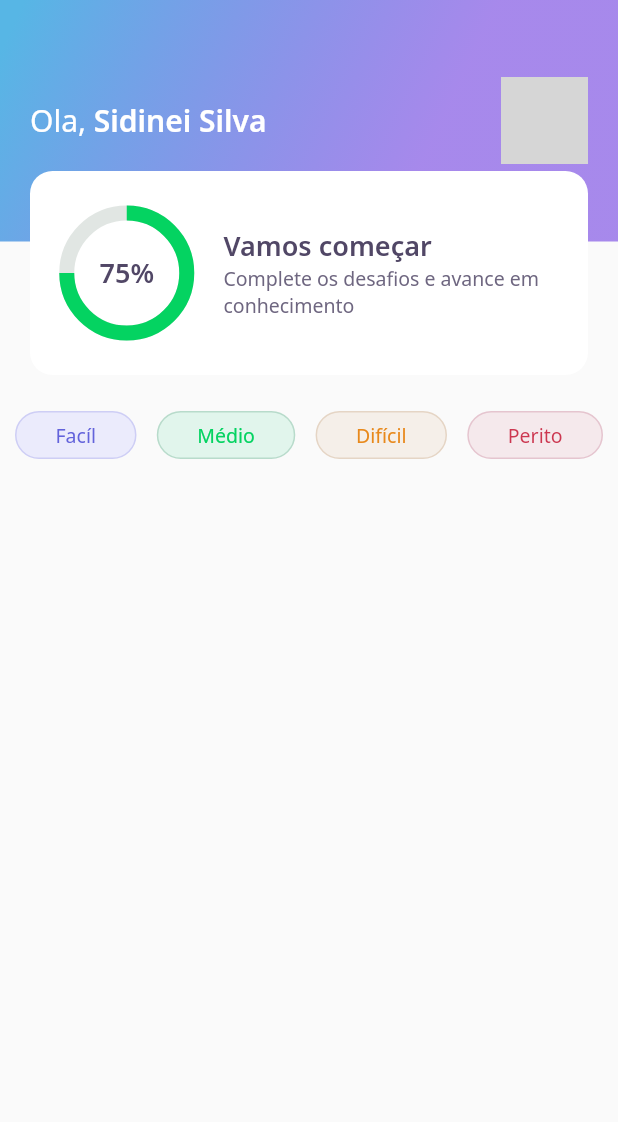
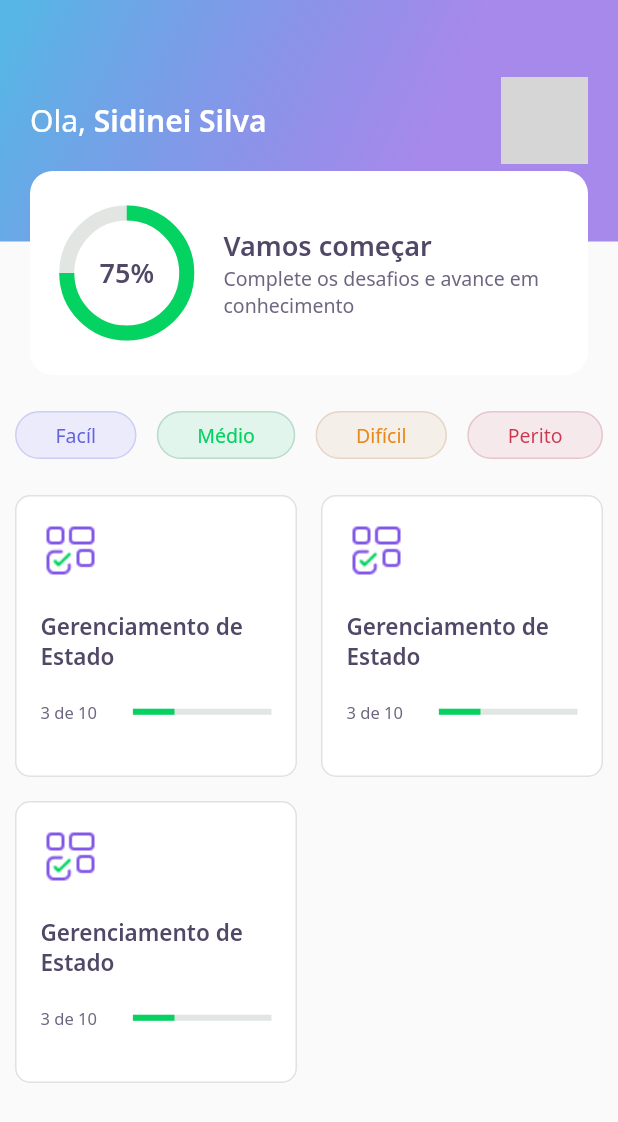
Before and after one commit to sidinei-silva/dev_quiz, a Flutter app: the screen it shows after launch, on a phone screen of 412 x 824 dp. Shown: the top 1122 px of the screen. Run offline on Flutter 3.47's test engine with Material 2 defaults, Android fonts, the phone set to English and light mode, and no system bars; our stand-ins replace google_fonts; network calls fail; grey boxes are pictures that could not be loaded.

Commit message:
Incluindo widget de quiz card

```diff
--- a/lib/home/home_page.dart
+++ b/lib/home/home_page.dart
@@ -1,5 +1,6 @@
 import 'package:DevQuiz/home/widget/appbar/app_bar_widget.dart';
 import 'package:DevQuiz/home/widget/level_button/level_button_widget.dart';
+import 'package:DevQuiz/home/widget/quiz_card/quiz_card_widget.dart';
 import 'package:flutter/material.dart';
 
 class HomePage extends StatefulWidget {
@@ -16,7 +17,9 @@ class _HomePageState extends State<HomePage> {
       appBar: AppBarWidget(),
       body: Padding(
         padding: const EdgeInsets.symmetric(horizontal: 10, vertical: 24),
-        child: Row(
+        child: Column(
+          children: [
+            Row(
               mainAxisAlignment: MainAxisAlignment.spaceBetween,
               children: [
                 LevelButtonWidget(
@@ -33,6 +36,23 @@ class _HomePageState extends State<HomePage> {
                 ),
               ],
             ),
+            SizedBox(
+              height: 24,
+            ),
+            Expanded(
+              child: GridView.count(
+                crossAxisCount: 2,
+                crossAxisSpacing: 16,
+                mainAxisSpacing: 16,
+                children: [
+                  QuizCardWidget(),
+                  QuizCardWidget(),
+                  QuizCardWidget(),
+                ],
+              ),
+            )
+          ],
+        ),
       ),
     );
   }
--- /dev/null
+++ b/lib/home/widget/quiz_card/quiz_card_widget.dart
@@ -0,0 +1,66 @@
+import 'package:flutter/material.dart';
+
+import '../../../core/app_images.dart';
+import '../../../core/app_images.dart';
+import '../../../core/core.dart';
+import '../../../core/core.dart';
+import '../../../core/core.dart';
+import '../../../core/core.dart';
+import '../../../core/core.dart';
+import '../../../core/core.dart';
+
+class QuizCardWidget extends StatelessWidget {
+  @override
+  Widget build(BuildContext context) {
+    return Container(
+      padding: EdgeInsets.all(16),
+      decoration: BoxDecoration(
+        border: Border.fromBorderSide(
+          BorderSide(color: AppColors.border),
+        ),
+        color: AppColors.white,
+        borderRadius: BorderRadius.circular(10),
+      ),
+      child: Column(
+        crossAxisAlignment: CrossAxisAlignment.start,
+        children: [
+          Container(
+            height: 40,
+            width: 40,
+            child: Image.asset(AppImages.blocks),
+          ),
+          SizedBox(
+            height: 20,
+          ),
+          Text(
+            "Gerenciamento de Estado",
+            style: AppTextStyles.heading15,
+          ),
+          SizedBox(
+            height: 20,
+          ),
+          Row(
+            children: [
+              Expanded(
+                flex: 2,
+                child: Text(
+                  "3 de 10",
+                  style: AppTextStyles.body11,
+                ),
+              ),
+              Expanded(
+                flex: 3,
+                child: LinearProgressIndicator(
+                  value: 0.3,
+                  backgroundColor: AppColors.chartSecondary,
+                  valueColor:
+                      AlwaysStoppedAnimation<Color>(AppColors.chartPrimary),
+                ),
+              )
+            ],
+          )
+        ],
+      ),
+    );
+  }
+}
```
Lines whose indentation alone changed are shown as unchanged.
